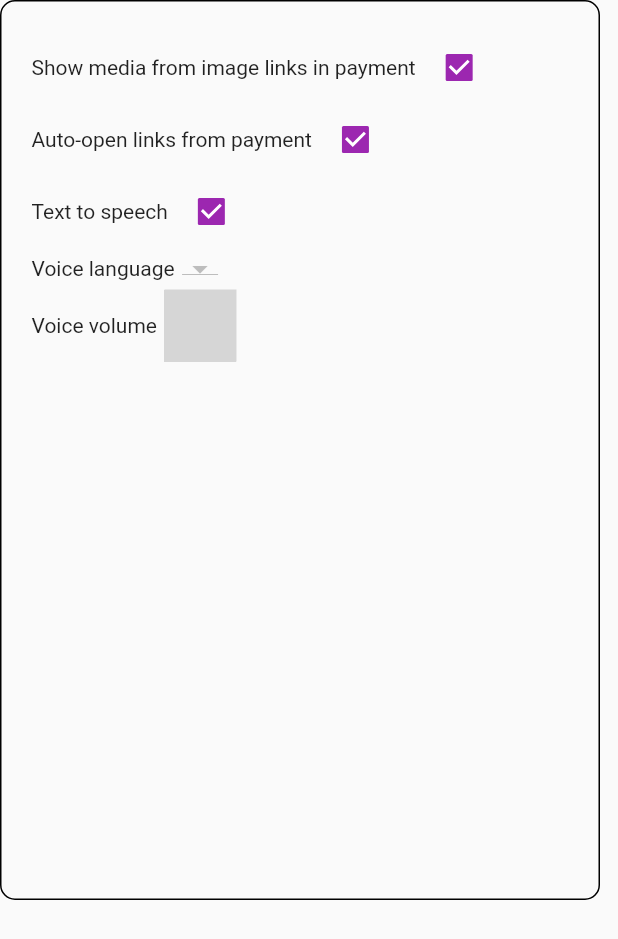
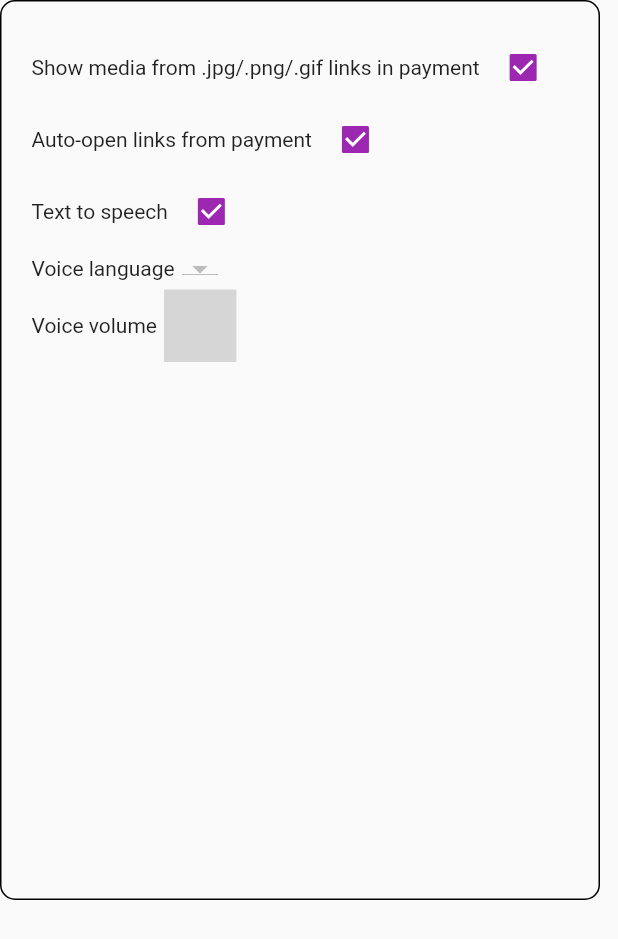
Before and after one commit to kiwiidb/satstreamer, a Flutter app: the ControlPanel widget shown alone on an empty page, opened directly, on a phone screen of 412 x 824 dp. Shown: the top 939 px of the screen. Run offline on Flutter 3.47's test engine with Material 2 defaults, Android fonts, the phone set to English and light mode, and no system bars; our stand-ins replace flutter_tts, font_awesome_flutter, get, localstorage; missing offline and left inert: flutter_elegant_number_button; Roboto replaces fonts that are missing (Hind); grey boxes are pictures that could not be loaded.

Commit message:
works fine

```diff
--- a/lib/views/control_panel.dart
+++ b/lib/views/control_panel.dart
@@ -32,7 +32,8 @@
                     children: [
                       Row(
                         children: [
-                          const Text("Show media from image links in payment"),
+                          const Text(
+                              "Show media from .jpg/.png/.gif links in payment"),
                           const SizedBox(
                             width: 5,
                           ),
```
